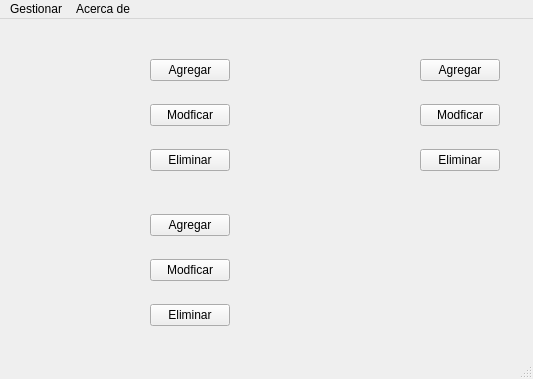
This is interfaz/Archivos_UI/ventana_principal.ui in Krysthyan/Gestion_polideportivo as Qt 5 draws it before an edit. The edited form follows.
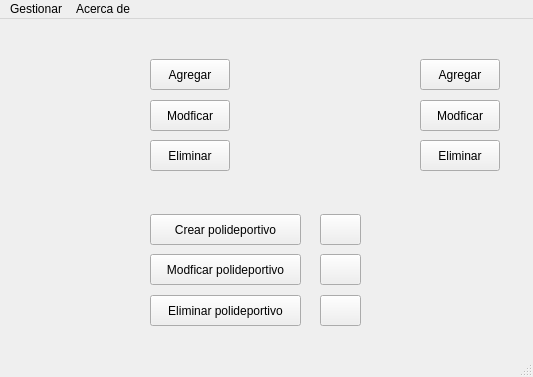
This is the edited form. Icons and pictures are not drawn.

The edit to the form file:
```diff
--- a/interfaz/Archivos_UI/ventana_principal.ui
+++ b/interfaz/Archivos_UI/ventana_principal.ui
@@ -7,12 +7,20 @@
     <x>0</x>
     <y>0</y>
     <width>533</width>
-    <height>379</height>
+    <height>377</height>
    </rect>
   </property>
   <property name="windowTitle">
    <string>MainWindow</string>
   </property>
+  <property name="windowIcon">
+   <iconset>
+    <disabledon>:/equipo.png</disabledon>
+   </iconset>
+  </property>
+  <property name="documentMode">
+   <bool>false</bool>
+  </property>
   <widget class="QWidget" name="centralwidget">
    <widget class="QLabel" name="label">
     <property name="geometry">
@@ -42,7 +50,7 @@
       <x>150</x>
       <y>40</y>
       <width>80</width>
-      <height>22</height>
+      <height>31</height>
      </rect>
     </property>
     <property name="text">
@@ -53,9 +61,9 @@
     <property name="geometry">
      <rect>
       <x>150</x>
-      <y>85</y>
+      <y>81</y>
       <width>80</width>
-      <height>22</height>
+      <height>31</height>
      </rect>
     </property>
     <property name="text">
@@ -66,9 +74,9 @@
     <property name="geometry">
      <rect>
       <x>150</x>
-      <y>130</y>
+      <y>121</y>
       <width>80</width>
-      <height>22</height>
+      <height>31</height>
      </rect>
     </property>
     <property name="text">
@@ -79,9 +87,9 @@
     <property name="geometry">
      <rect>
       <x>420</x>
-      <y>130</y>
+      <y>121</y>
       <width>80</width>
-      <height>22</height>
+      <height>31</height>
      </rect>
     </property>
     <property name="text">
@@ -92,9 +100,9 @@
     <property name="geometry">
      <rect>
       <x>420</x>
-      <y>85</y>
+      <y>81</y>
       <width>80</width>
-      <height>22</height>
+      <height>31</height>
      </rect>
     </property>
     <property name="text">
@@ -129,7 +137,7 @@
       <x>420</x>
       <y>40</y>
       <width>80</width>
-      <height>22</height>
+      <height>31</height>
      </rect>
     </property>
     <property name="text">
@@ -141,25 +149,25 @@
      <rect>
       <x>150</x>
       <y>195</y>
-      <width>80</width>
-      <height>22</height>
+      <width>151</width>
+      <height>31</height>
      </rect>
     </property>
     <property name="text">
-     <string>Agregar</string>
+     <string>Crear polideportivo</string>
     </property>
    </widget>
    <widget class="QPushButton" name="btn_eliminar_pol">
     <property name="geometry">
      <rect>
       <x>150</x>
-      <y>285</y>
-      <width>80</width>
-      <height>22</height>
+      <y>276</y>
+      <width>151</width>
+      <height>31</height>
      </rect>
     </property>
     <property name="text">
-     <string>Eliminar</string>
+     <string>Eliminar polideportivo</string>
     </property>
    </widget>
    <widget class="QLabel" name="label_3">
@@ -188,13 +196,76 @@
     <property name="geometry">
      <rect>
       <x>150</x>
-      <y>240</y>
-      <width>80</width>
-      <height>22</height>
+      <y>235</y>
+      <width>151</width>
+      <height>31</height>
      </rect>
     </property>
     <property name="text">
-     <string>Modficar</string>
+     <string>Modficar polideportivo</string>
+    </property>
+   </widget>
+   <widget class="QPushButton" name="pushButton">
+    <property name="geometry">
+     <rect>
+      <x>320</x>
+      <y>195</y>
+      <width>41</width>
+      <height>31</height>
+     </rect>
+    </property>
+    <property name="text">
+     <string/>
+    </property>
+    <property name="icon">
+     <iconset>
+      <disabledon>:/ckBRWKh - Imgur.png</disabledon>
+     </iconset>
+    </property>
+    <property name="autoDefault">
+     <bool>false</bool>
+    </property>
+    <property name="default">
+     <bool>false</bool>
+    </property>
+    <property name="flat">
+     <bool>false</bool>
+    </property>
+   </widget>
+   <widget class="QPushButton" name="pushButton_2">
+    <property name="geometry">
+     <rect>
+      <x>320</x>
+      <y>276</y>
+      <width>41</width>
+      <height>31</height>
+     </rect>
+    </property>
+    <property name="text">
+     <string/>
+    </property>
+    <property name="icon">
+     <iconset>
+      <disabledoff>:/94mi8cQ - Imgur.png</disabledoff>
+     </iconset>
+    </property>
+   </widget>
+   <widget class="QPushButton" name="pushButton_3">
+    <property name="geometry">
+     <rect>
+      <x>320</x>
+      <y>235</y>
+      <width>41</width>
+      <height>31</height>
+     </rect>
+    </property>
+    <property name="text">
+     <string/>
+    </property>
+    <property name="icon">
+     <iconset>
+      <normalon>:/a56UjCk - Imgur.png</normalon>
+     </iconset>
     </property>
    </widget>
   </widget>
```
